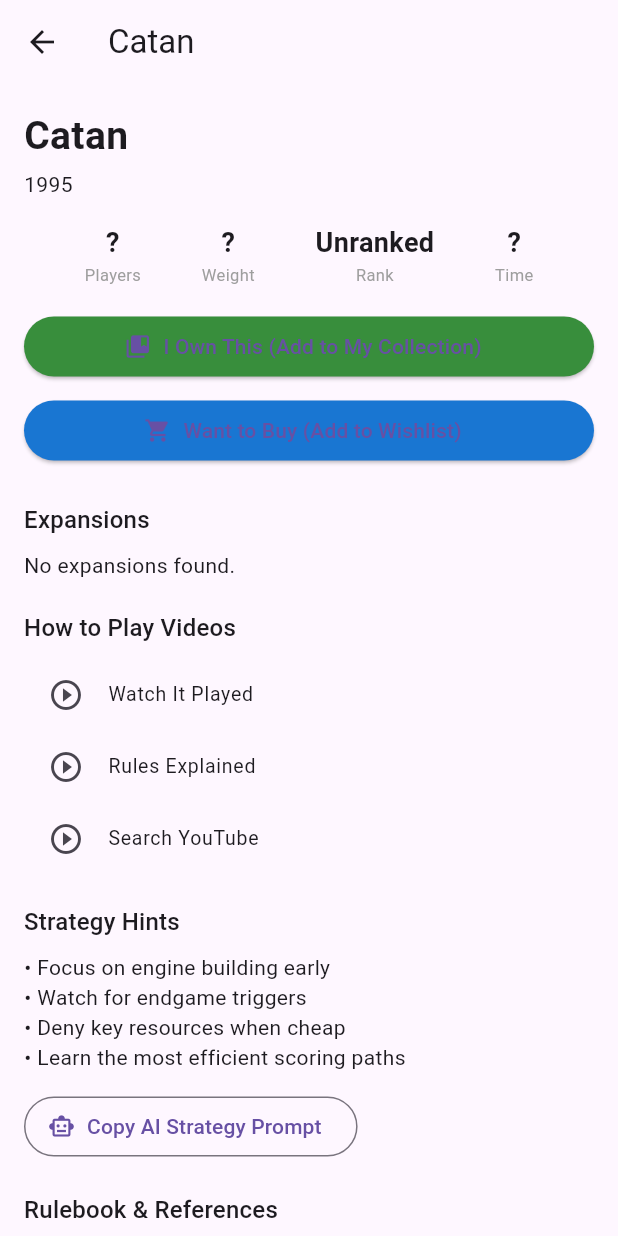
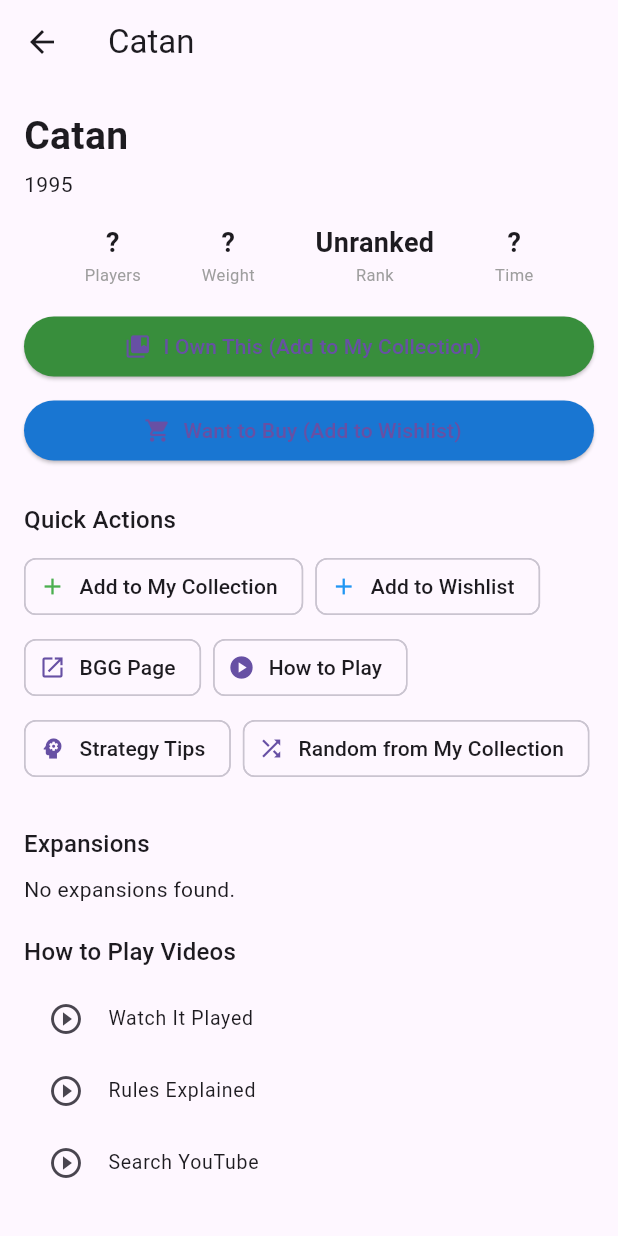
Before and after one commit to Cyberj812/Board-Game-Identification, a Flutter app: the GameDetailPage screen opened directly with sample values from the repository, on a phone screen of 412 x 824 dp. Run offline on Flutter 3.47's test engine with Material 3 defaults, Android fonts, the phone set to English and light mode, and no system bars; our stand-ins replace image_picker, shared_preferences; accounts and stored records are empty.

Commit message:
feat: add series of relevant quick actions in game detail (collection toggle, wishlist, BGG, how to play, strategy, digital, expansions)

```diff
--- a/mobile/lib/main.dart
+++ b/mobile/lib/main.dart
@@ -204,26 +204,36 @@
 
   void _addToMyCollection(Game game) {
     setState(() {
-      if (!_myCollection.any((g) => g.id == game.id)) {
+      if (_myCollection.any((g) => g.id == game.id)) {
+        _myCollection.removeWhere((g) => g.id == game.id);
+        ScaffoldMessenger.of(context).showSnackBar(
+          SnackBar(content: Text('Removed ${game.name} from My Collection')),
+        );
+      } else {
         _myCollection.add(game);
+        ScaffoldMessenger.of(context).showSnackBar(
+          SnackBar(content: Text('Added ${game.name} to My Collection')),
+        );
       }
     });
     _saveCollections();
-    ScaffoldMessenger.of(context).showSnackBar(
-      SnackBar(content: Text('${game.name} added to My Collection (owned)')),
-    );
   }
 
   void _addToWishlist(Game game) {
     setState(() {
-      if (!_wishlist.any((g) => g.id == game.id)) {
+      if (_wishlist.any((g) => g.id == game.id)) {
+        _wishlist.removeWhere((g) => g.id == game.id);
+        ScaffoldMessenger.of(context).showSnackBar(
+          SnackBar(content: Text('Removed ${game.name} from Wishlist')),
+        );
+      } else {
         _wishlist.add(game);
+        ScaffoldMessenger.of(context).showSnackBar(
+          SnackBar(content: Text('Added ${game.name} to Wishlist')),
+        );
       }
     });
     _saveCollections();
-    ScaffoldMessenger.of(context).showSnackBar(
-      SnackBar(content: Text('${game.name} added to Wishlist (shopping)')),
-    );
   }
 
   void _showCollection() {
@@ -830,25 +840,102 @@
               ),
             ),
 
-          if (!isInMyCollection)
-            ElevatedButton.icon(
-              onPressed: onAddToMyCollection,
-              icon: const Icon(Icons.collections_bookmark),
-              label: const Text('I Own This (Add to My Collection)'),
-              style: ElevatedButton.styleFrom(backgroundColor: Colors.green[700]),
+          ElevatedButton.icon(
+            onPressed: onAddToMyCollection,
+            icon: Icon(isInMyCollection ? Icons.remove_circle : Icons.collections_bookmark),
+            label: Text(isInMyCollection ? 'Remove from My Collection' : 'I Own This (Add to My Collection)'),
+            style: ElevatedButton.styleFrom(
+              backgroundColor: isInMyCollection ? Colors.red[700] : Colors.green[700],
             ),
+          ),
 
           const SizedBox(height: 8),
 
-          if (!isInWishlist)
-            ElevatedButton.icon(
-              onPressed: onAddToWishlist,
-              icon: const Icon(Icons.shopping_cart),
-              label: const Text('Want to Buy (Add to Wishlist)'),
-              style: ElevatedButton.styleFrom(backgroundColor: Colors.blue[700]),
+          ElevatedButton.icon(
+            onPressed: onAddToWishlist,
+            icon: Icon(isInWishlist ? Icons.remove_circle : Icons.shopping_cart),
+            label: Text(isInWishlist ? 'Remove from Wishlist' : 'Want to Buy (Add to Wishlist)'),
+            style: ElevatedButton.styleFrom(
+              backgroundColor: isInWishlist ? Colors.red[700] : Colors.blue[700],
             ),
+          ),
 
           const SizedBox(height: 16),
+
+          // Quick Actions - relevant one-tap options for shopping and play
+          _Section(
+            title: 'Quick Actions',
+            child: Wrap(
+              spacing: 8,
+              runSpacing: 6,
+              children: [
+                // Collection / Wishlist (main relevant actions)
+                ActionChip(
+                  avatar: Icon(
+                    isInMyCollection ? Icons.remove_circle : Icons.add,
+                    size: 18,
+                    color: isInMyCollection ? Colors.red : Colors.green,
+                  ),
+                  label: Text(isInMyCollection ? 'Remove from Collection' : 'Add to My Collection'),
+                  onPressed: onAddToMyCollection,
+                ),
+                ActionChip(
+                  avatar: Icon(
+                    isInWishlist ? Icons.remove_circle : Icons.add,
+                    size: 18,
+                    color: isInWishlist ? Colors.red : Colors.blue,
+                  ),
+                  label: Text(isInWishlist ? 'Remove from Wishlist' : 'Add to Wishlist'),
+                  onPressed: onAddToWishlist,
+                ),
+                ActionChip(
+                  avatar: const Icon(Icons.open_in_new, size: 18),
+                  label: const Text('BGG Page'),
+                  onPressed: () => _launch('https://boardgamegeek.com/boardgame/${game.id}'),
+                ),
+                ActionChip(
+                  avatar: const Icon(Icons.play_circle, size: 18),
+                  label: const Text('How to Play'),
+                  onPressed: () {
+                    final slug = game.name.toLowerCase().replaceAll(' ', '+');
+                    _launch('https://www.youtube.com/results?search_query=how+to+play+$slug+watch+it+played');
+                  },
+                ),
+                ActionChip(
+                  avatar: const Icon(Icons.psychology, size: 18),
+                  label: const Text('Strategy Tips'),
+                  onPressed: () => _showStrategyPrompt(context, game),
+                ),
+                if (game.digitalPlatforms.isNotEmpty)
+                  ActionChip(
+                    avatar: const Icon(Icons.computer, size: 18),
+                    label: const Text('Digital Play'),
+                    onPressed: () => _launch(game.digitalPlatforms.first.url ?? 'https://boardgamegeek.com/boardgame/${game.id}'),
+                  ),
+                if (game.expansions.isNotEmpty)
+                  ActionChip(
+                    avatar: const Icon(Icons.extension, size: 18),
+                    label: Text('Expansions (${game.expansions.length})'),
+                    onPressed: () {
+                      ScaffoldMessenger.of(context).showSnackBar(
+                        const SnackBar(content: Text('See expansions section below')),
+                      );
+                    },
+                  ),
+                ActionChip(
+                  avatar: const Icon(Icons.shuffle, size: 18),
+                  label: const Text('Random from My Collection'),
+                  onPressed: () {
+                    ScaffoldMessenger.of(context).showSnackBar(
+                      const SnackBar(content: Text('Use "Pick Random from My Collection" on home screen')),
+                    );
+                  },
+                ),
+              ],
+            ),
+          ),
+
+          const SizedBox(height: 8),
 
           // Digital Play (new feature)
           if (game.digitalPlatforms.isNotEmpty)
```
